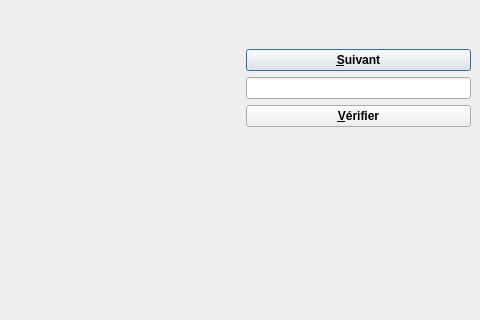
First picture: the form in exercice.ui, repository Txikilinux/leterrier-calculment, before the edit; both pictures show x 270 to 750 and y 0 to 320 of the 750 by 1000 pixel window.
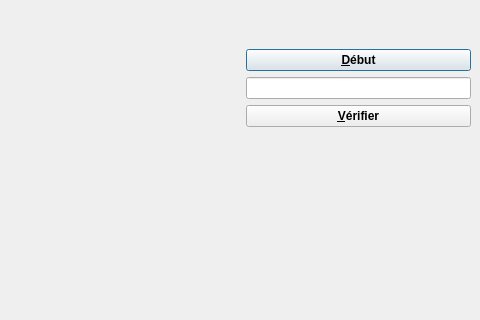
Second picture: the form after the edit. Icons and pictures are not drawn.

Commit message: "Début" écrit sur le bouton de lancement au début d'exercice. Implémentation de la tache #1908

```diff
--- a/exercice.ui
+++ b/exercice.ui
@@ -94,7 +94,7 @@
            <string/>
           </property>
           <property name="text">
-           <string>&amp;Suivant</string>
+           <string>&amp;Début</string>
           </property>
           <property name="icon">
            <iconset>
```
The commit also changes 4 other files.
